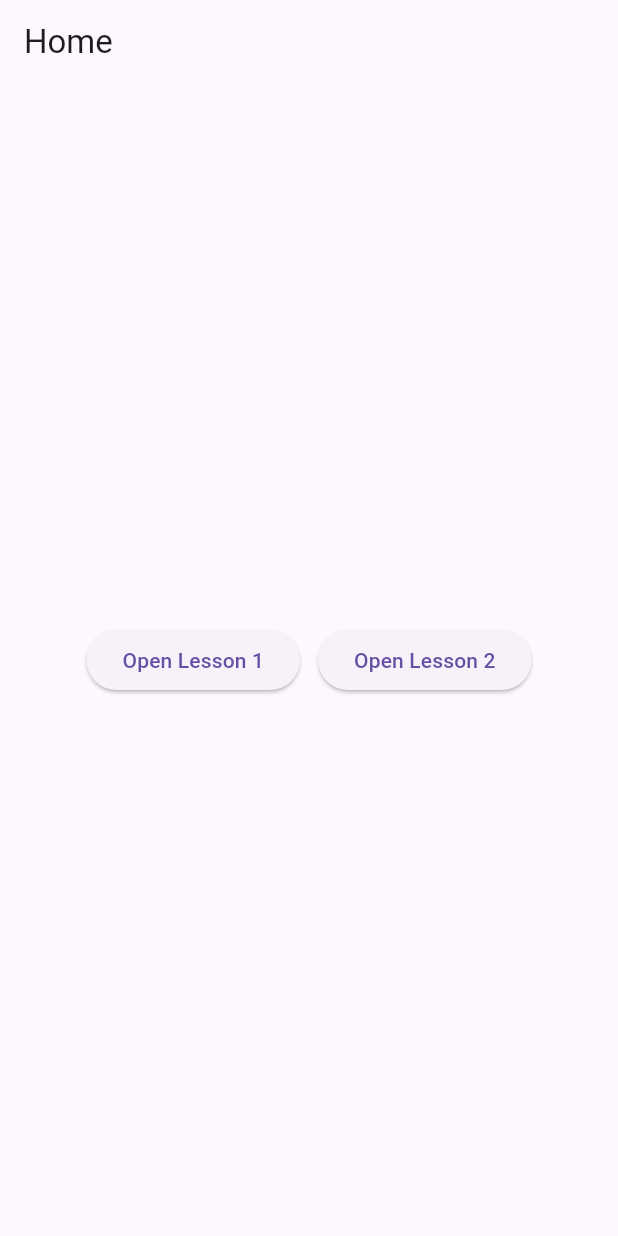
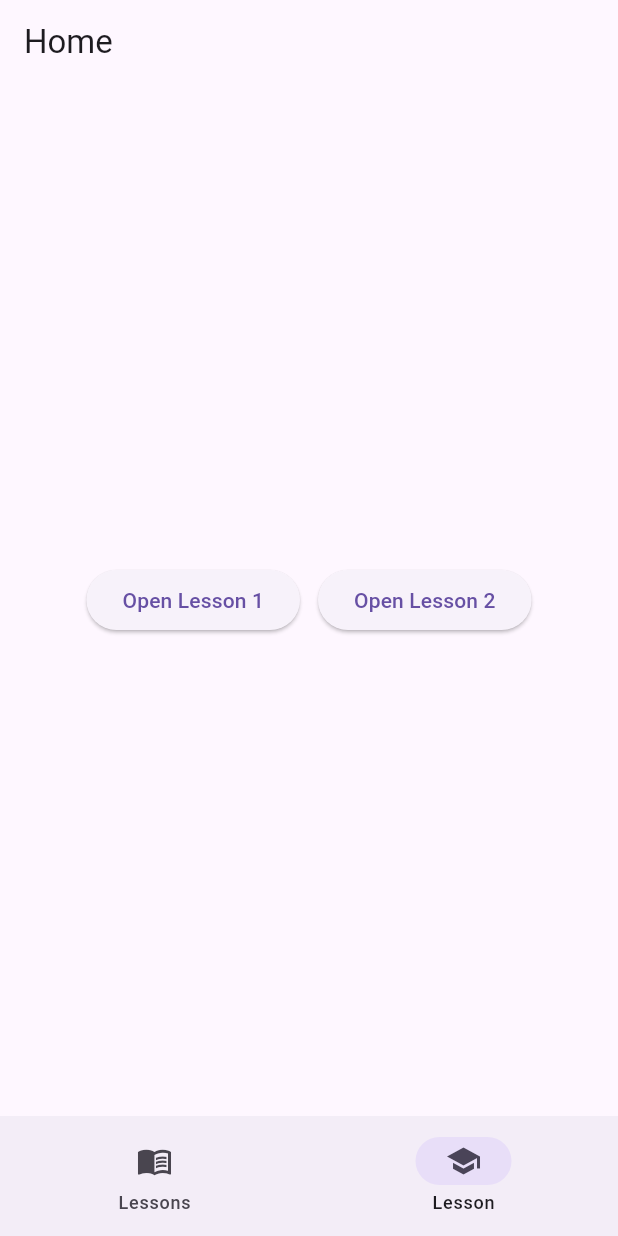
Before and after one commit to l-Shane-l/pobal-sionnach, a Flutter app: the screen it shows after launch, on a phone screen of 412 x 824 dp. Run offline on Flutter 3.47's test engine with Material 3 defaults, Android fonts, the phone set to English and light mode, and no system bars; our stand-ins replace connectivity_plus, flutter_riverpod, freezed_annotation, go_router, internet_connection_checker_plus, riverpod_annotation; generated files the repository leaves out were written again.

Commit message:
GoRouter route generation implementation
Dependency update and migrations

```diff
--- /dev/null
+++ b/lib/app_router.dart
@@ -0,0 +1,9 @@
+import 'package:flutter/foundation.dart';
+import 'package:go_router/go_router.dart';
+import 'routes.dart';
+
+final appRouter = GoRouter(
+  routes: $appRoutes,
+  initialLocation: const LessonsListRoute().location,
+  debugLogDiagnostics: kDebugMode,
+);
--- a/lib/features/lesson/presentation/state/connectivity_state.dart
+++ b/lib/features/lesson/presentation/state/connectivity_state.dart
@@ -9,7 +9,7 @@
 /// Includes convenience getters [isOnline] [isOffline] and [valid]
 
 @freezed
-class ConnectivityState with _$ConnectivityState {
+abstract class ConnectivityState with _$ConnectivityState {
   const ConnectivityState._();
 
   const factory ConnectivityState({
--- a/lib/features/lesson/presentation/state/interactive_exercise_state.dart
+++ b/lib/features/lesson/presentation/state/interactive_exercise_state.dart
@@ -6,7 +6,7 @@
 enum LessonState { playing, completed, finished }
 
 @freezed
-class InteractiveExerciseState with _$InteractiveExerciseState {
+abstract class InteractiveExerciseState with _$InteractiveExerciseState {
   const InteractiveExerciseState._();
 
   const factory InteractiveExerciseState({
--- a/lib/features/lesson/widget/custom_keyboard_widget.dart
+++ b/lib/features/lesson/widget/custom_keyboard_widget.dart
@@ -1,6 +1,7 @@
 // lib/presentation/widgets/custom_keyboard_widget.dart
 import 'package:flutter/material.dart';
 import 'package:flutter_riverpod/flutter_riverpod.dart';
+import 'package:flutter_riverpod/legacy.dart';
 
 // Providers
 final shiftStateProvider = StateProvider<bool>((ref) => false);
--- a/lib/main.dart
+++ b/lib/main.dart
@@ -3,6 +3,7 @@
 import 'package:sionnach_ui_community/lesson_screen.dart';
 import 'package:go_router/go_router.dart';
 import 'home_screen.dart';
+import 'app_router.dart';
 
 void main() {
   runApp(const ProviderScope(child: MyApp()));
@@ -19,38 +20,7 @@
         primarySwatch: Colors.blue,
         visualDensity: VisualDensity.adaptivePlatformDensity,
       ),
-      routerConfig: _router,
+      routerConfig: appRouter,
     );
   }
 }
-
-final _router = GoRouter(
-  initialLocation: '/', //Home screen
-  routes: [
-    // selection home
-    GoRoute(
-      path: '/',
-      builder: (context, state) => const HomeScreen(),
-    ),
-
-    // First lesson route
-    GoRoute(
-      path: '/lesson/:id',
-      name: 'lesson',
-      builder: (context, state) {
-        final id = state.pathParameters['id']!;
-        return LessonScreen(plantedTreeId: id);
-      },
-    ),
-
-    // Additional feature route
-    GoRoute(
-      path: '/lesson2/:id',
-      name: 'lesson2',
-      builder: (context, state) {
-        final id = state.pathParameters['id']!;
-        return LessonScreen(plantedTreeId: id);
-      },
-    ),
-  ],
-);
--- /dev/null
+++ b/lib/routes.dart
@@ -0,0 +1,79 @@
+import 'package:flutter/material.dart';
+import 'package:go_router/go_router.dart';
+
+import 'lesson_screen.dart';
+import 'home_screen.dart';
+
+part 'routes.g.dart';
+
+/// A shell with a bottom nav (or side rail) that hosts multiple branches.
+@TypedShellRoute<RootShellRoute>(
+  routes: [
+    TypedGoRoute<LessonsListRoute>(path: '/lessons'),
+    TypedGoRoute<LessonRoute>(path: '/lesson/:id'),
+  ],
+)
+class RootShellRoute extends ShellRouteData {
+  const RootShellRoute();
+
+  @override
+  Widget builder(BuildContext context, GoRouterState state, Widget navigator) {
+    return Scaffold(
+      body: navigator,
+      bottomNavigationBar: _RootNavBar(state: state),
+    );
+  }
+}
+
+class _RootNavBar extends StatelessWidget {
+  const _RootNavBar({required this.state});
+  final GoRouterState state;
+
+  int get _index {
+    final loc = state.uri.toString();
+    if (loc.startsWith('/lesson')) return 1;
+    return 0; // /lessons
+  }
+
+  @override
+  Widget build(BuildContext context) {
+    return NavigationBar(
+      selectedIndex: _index,
+      onDestinationSelected: (i) {
+        switch (i) {
+          case 0:
+            const LessonsListRoute().go(context);
+            break;
+          case 1:
+            const LessonRoute(id: 'dummy_lesson').go(context);
+            break;
+        }
+      },
+      destinations: const [
+        NavigationDestination(icon: Icon(Icons.menu_book), label: 'Lessons'),
+        NavigationDestination(icon: Icon(Icons.school), label: 'Lesson'),
+      ],
+    );
+  }
+}
+
+/// /lessons (e.g., a list page)
+class LessonsListRoute extends GoRouteData with $LessonsListRoute {
+  const LessonsListRoute();
+
+  @override
+  Widget build(BuildContext context, GoRouterState state) {
+    return const HomeScreen();
+  }
+}
+
+/// /lesson/:id — typed path param
+class LessonRoute extends GoRouteData with $LessonRoute {
+  const LessonRoute({required this.id});
+  final String id;
+
+  @override
+  Widget build(BuildContext context, GoRouterState state) {
+    return LessonScreen(plantedTreeId: id);
+  }
+}
```
Also changed, not shown: pubspec.yaml (+8 -9 lines), lib/features/lesson/model/lesson_definition/lesson_definition.freezed.dart, lib/features/lesson/model/sentence_pair/sentence_pair.freezed.dart, lib/features/lesson/model/sentence_pair/sentence_pair.g.dart, lib/features/lesson/presentation/controller/connectivity_controller.g.dart, lib/features/lesson/presentation/controller/interactive_exercise_controller.g.dart, lib/features/lesson/presentation/state/connectivity_state.freezed.dart, lib/features/lesson/presentation/state/interactive_exercise_state.freezed.dart, lib/features/lesson/repository/connectivity_repository.g.dart, lib/routes.g.dart (added), pubspec.lock.
